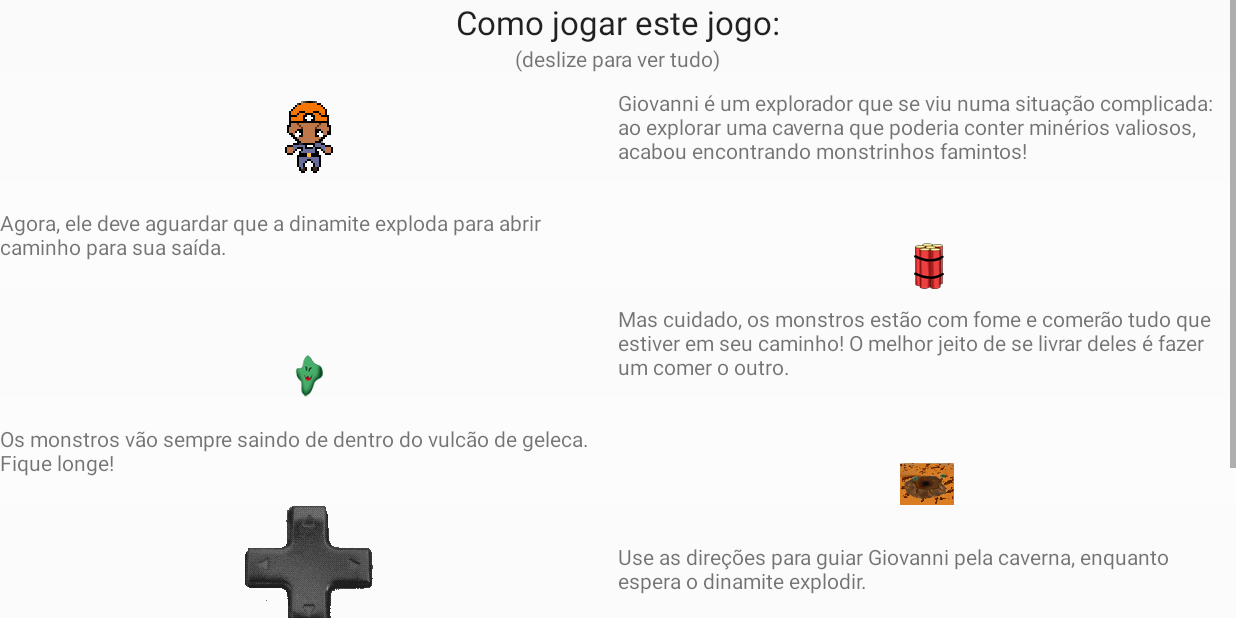
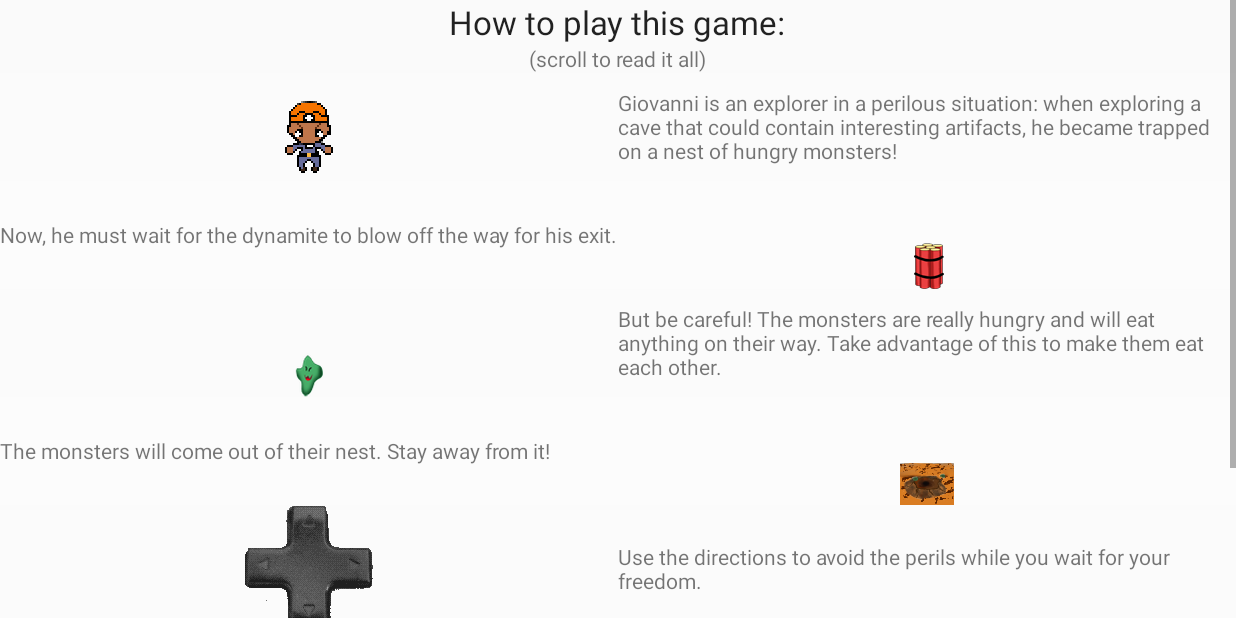
Before and after one commit to TheFakeMontyOnTheRun/GiovanniTheExplorer, an Android app: the HowToPlayActivity screen opened directly, with no data from a screen before it, on a phone screen of 824 x 412 dp (held sideways). Run offline under Robolectric (Android 15) with nearby library versions, the light colour scheme and no system bars.

Commit message:
Translate game to english

```diff
--- a/app/src/main/java/br/odb/giovanni/menus/ItCameView.kt
+++ b/app/src/main/java/br/odb/giovanni/menus/ItCameView.kt
@@ -184,15 +184,15 @@ class ItCameView(context: Context?, enableSounds: Boolean) : View(context), Runn
 			paint.isFakeBoldText = true
 
 			canvas.drawText(
-				"Você derrotou " + level!!.dead
-						+ " monstros; Tempo para a detonação: "
+				"You overcame " + level!!.dead
+						+ " ${ if (level!!.dead == 1) "monster" else "monsters"}; Time until the bomb goes off: "
 						+ level!!.dynamite!!.timeToBlow / 1000 + "s", 0f, (
 						height - 50).toFloat(), paint
 			)
 			paint.isFakeBoldText = false
 		}
 		if (timeSinceAcquiredFocus > 0) {
-			val text = "Jogo começando em " + timeSinceAcquiredFocus / 1000
+			val text = "The game starts in " + timeSinceAcquiredFocus / 1000
 			paint.getTextBounds(text, 0, text.length, bounds)
 			val prevSize = paint.textSize
 			paint.textSize = 30f
--- a/app/src/main/java/br/odb/giovanni/menus/ShowGameOutcomeActivity.kt
+++ b/app/src/main/java/br/odb/giovanni/menus/ShowGameOutcomeActivity.kt
@@ -19,8 +19,8 @@ class ShowGameOutcomeActivity : AppCompatActivity(), View.OnClickListener {
 
 		setContentView(R.layout.activity_show_game_outcome)
 
-		val outcome1 = "Parabéns, você fugiu da caverna!"
-		val outcome2 = "Que pena! Você foi derrotado. Fim de jogo!"
+		val outcome1 = "Congratulations, you escaped the mine!"
+		val outcome2 = "Game Over!"
 		val victory = intent.extras!!.getString("result").equals("victory")
 		val tvOutcome: TextView = findViewById<View>(R.id.tvOutcome) as TextView
 
--- a/app/src/main/res/values/strings.xml
+++ b/app/src/main/res/values/strings.xml
@@ -2,18 +2,18 @@
 <resources>
 	<string name="app_name">Giovanni</string>
 	<string name="title_activity_show_game_outcome">ShowGameOutcomeActivity</string>
-	<string name="title_activity_how_to_play">Como jogar</string>
+	<string name="title_activity_how_to_play">How to play</string>
 	<string name="enable_sound">Enable sound</string>
-	<string name="play">Jogar</string>
-	<string name="how_to_play">Como jogar</string>
-	<string name="slide_to_read">(deslize para ver tudo)</string>
-	<string name="how_to_play_desc">Como jogar este jogo:</string>
-	<string name="about_giovanni">Giovanni é um explorador que se viu numa situação complicada: ao explorar uma caverna que poderia conter minérios valiosos, acabou encontrando monstrinhos famintos!</string>
-	<string name="watch_for_the_dynamite">Agora, ele deve aguardar que a dinamite exploda para abrir caminho para sua saída.</string>
-	<string name="hungry_monsters">Mas cuidado, os monstros estão com fome e comerão tudo que estiver em seu caminho! O melhor jeito de se livrar deles é fazer um comer o outro.</string>
-	<string name="monsters_behaviour">Os monstros vão sempre saindo de dentro do vulcão de geleca. Fique longe!</string>
-	<string name="how_to_move">Use as direções para guiar Giovanni pela caverna, enquanto espera o dinamite explodir.</string>
-	<string name="how_to_use_map">Use o mapa para se guiar em regiões muito apertadas. a amarelo indica as paredes da caverna. Pontos azuis indicam monstros, vulcões, a dinamite e o seu personagem.</string>
+	<string name="play">Play</string>
+	<string name="how_to_play">How to play</string>
+	<string name="slide_to_read">(scroll to read it all)</string>
+	<string name="how_to_play_desc">How to play this game:</string>
+	<string name="about_giovanni">Giovanni is an explorer in a perilous situation: when exploring a cave that could contain interesting artifacts, he became trapped on a nest of hungry monsters!</string>
+	<string name="watch_for_the_dynamite">Now, he must wait for the dynamite to blow off the way for his exit.</string>
+	<string name="hungry_monsters">But be careful! The monsters are really hungry and will eat anything on their way. Take advantage of this to make them eat each other.</string>
+	<string name="monsters_behaviour">The monsters will come out of their nest. Stay away from it!</string>
+	<string name="how_to_move">Use the directions to avoid the perils while you wait for your freedom.</string>
+	<string name="how_to_use_map">Follow the map for a more broad view of our situation. Yellow spots indicates walls, red dots are dangers. You are the blue spot.</string>
 	<string name="back">Back</string>
 	<string name="game_outcome_text">Play and find out!</string>
 	<string name="live_dynamite">live dynamite</string>
```
